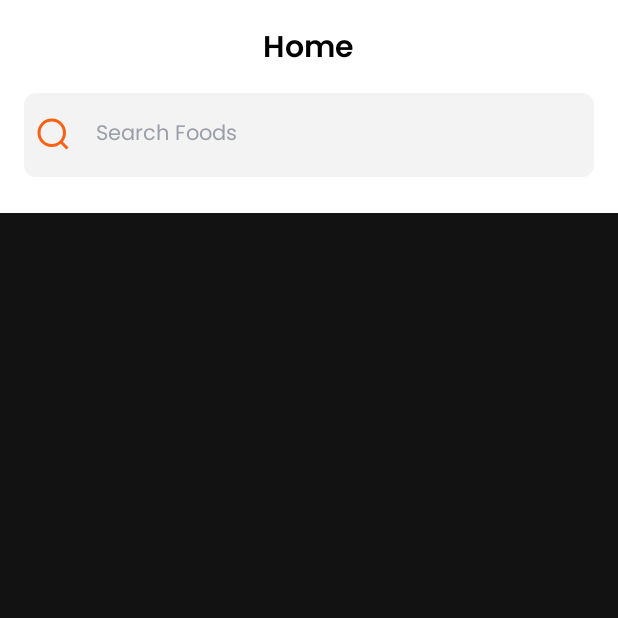
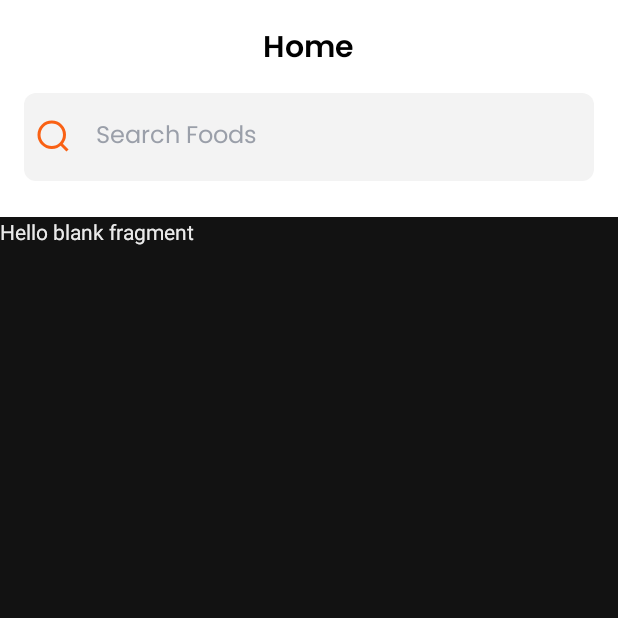
Before and after one commit to DickyArya01/masak.in, an Android app: the screen it shows after launch (MainActivity before the commit, HomeActivity after it), on a phone screen of 412 x 824 dp, the top half of it. Run offline under Robolectric (Android 15) with nearby library versions, the phone set to English and light mode, and no system bars.

Commit message:
add fragment
add home fragment

```diff
--- a/app/src/main/AndroidManifest.xml
+++ b/app/src/main/AndroidManifest.xml
@@ -13,7 +13,7 @@
         android:theme="@style/Theme.Masakin.NoActionBar"
         tools:targetApi="31">
         <activity
-            android:name=".MainActivity"
+            android:name=".home.HomeActivity"
             android:exported="true">
             <intent-filter>
                 <action android:name="android.intent.action.MAIN" />
--- a/app/src/main/java/com/dickyarya/masakin/MainActivity.kt
+++ /dev/null
@@ -1,40 +0,0 @@
-package com.dickyarya.masakin
-
-import androidx.appcompat.app.AppCompatActivity
-import android.os.Bundle
-import android.widget.TextView
-import androidx.appcompat.widget.Toolbar
-import com.dickyarya.masakin.constant.homeText
-import com.dickyarya.masakin.databinding.ActivityMainBinding
-
-class MainActivity : AppCompatActivity() {
-
-    private lateinit var binding: ActivityMainBinding
-
-    private lateinit var mToolbar: Toolbar
-    private lateinit var tvToolbarTitle: TextView
-
-
-    override fun onCreate(savedInstanceState: Bundle?) {
-        super.onCreate(savedInstanceState)
-        binding = ActivityMainBinding.inflate(layoutInflater)
-        val view = binding.root
-        setContentView(view)
-
-
-        setuptoolbar(homeText)
-
-    }
-
-    private fun setuptoolbar(title: String){
-        mToolbar = findViewById(R.id.home_toolbar)
-        tvToolbarTitle = findViewById(R.id.toolbar_title)
-
-        setSupportActionBar(mToolbar)
-
-        tvToolbarTitle.text = title
-
-    }
-
-
-}
--- /dev/null
+++ b/app/src/main/java/com/dickyarya/masakin/home/HomeActivity.kt
@@ -0,0 +1,56 @@
+package com.dickyarya.masakin.home
+
+import androidx.appcompat.app.AppCompatActivity
+import android.os.Bundle
+import android.widget.TextView
+import androidx.appcompat.widget.Toolbar
+import androidx.fragment.app.Fragment
+import com.dickyarya.masakin.R
+import com.dickyarya.masakin.constant.homeText
+import com.dickyarya.masakin.databinding.ActivityHomeBinding
+
+class HomeActivity : AppCompatActivity() {
+
+    private lateinit var binding: ActivityHomeBinding
+
+    private lateinit var mToolbar: Toolbar
+    private lateinit var tvToolbarTitle: TextView
+
+    private lateinit var homeFragment: HomeFragment
+
+
+    override fun onCreate(savedInstanceState: Bundle?) {
+        super.onCreate(savedInstanceState)
+        binding = ActivityHomeBinding.inflate(layoutInflater)
+        val view = binding.root
+        setContentView(view)
+
+
+        setuptoolbar(homeText)
+
+        homeFragment = HomeFragment()
+
+        addFragment(homeFragment)
+
+
+    }
+
+    private fun addFragment(fragment: Fragment) {
+        val fragmentManager = supportFragmentManager
+        val fragmentTransaction = fragmentManager.beginTransaction()
+        fragmentTransaction.add(R.id.fragmentContainer, fragment)
+        fragmentTransaction.commit()
+    }
+
+    private fun setuptoolbar(title: String){
+        mToolbar = findViewById(R.id.home_toolbar)
+        tvToolbarTitle = findViewById(R.id.toolbar_title)
+
+        setSupportActionBar(mToolbar)
+
+        tvToolbarTitle.text = title
+
+    }
+
+
+}
--- /dev/null
+++ b/app/src/main/java/com/dickyarya/masakin/home/HomeFragment.kt
@@ -0,0 +1,22 @@
+package com.dickyarya.masakin.home
+
+import android.os.Bundle
+import androidx.fragment.app.Fragment
+import android.view.LayoutInflater
+import android.view.View
+import android.view.ViewGroup
+import com.dickyarya.masakin.R
+import java.util.zip.Inflater
+
+class HomeFragment : Fragment() {
+    override fun onCreateView(
+        inflater: LayoutInflater,
+        container: ViewGroup?,
+        savedInstanceState: Bundle?
+    ): View? {
+        return inflater.inflate(R.layout.fragment_home, container, false)
+    }
+//    override fun onViewCreated(view: View, savedInstanceState: Bundle?) {
+//        super.onViewCreated(view, savedInstanceState)
+//    }
+}
--- a/app/src/main/res/layout/activity_main.xml
+++ b/app/src/main/res/layout/activity_home.xml
@@ -4,7 +4,7 @@
     xmlns:tools="http://schemas.android.com/tools"
     android:layout_width="match_parent"
     android:layout_height="match_parent"
-    tools:context=".MainActivity">
+    tools:context=".home.HomeActivity">
 
     <include
         android:id="@+id/home_toolbar"
@@ -13,4 +13,15 @@
         app:layout_constraintStart_toStartOf="parent"
         app:layout_constraintTop_toTopOf="parent" />
 
+    <fragment
+        android:id="@+id/fragmentContainer"
+        android:name="com.dickyarya.masakin.home.HomeFragment"
+        android:layout_width="match_parent"
+        android:layout_height="0dp"
+        app:layout_constraintBottom_toBottomOf="parent"
+        app:layout_constraintEnd_toEndOf="parent"
+        app:layout_constraintStart_toStartOf="parent"
+        app:layout_constraintTop_toBottomOf="@id/home_toolbar"
+        tools:layout="@layout/fragment_home" />
+
 </androidx.constraintlayout.widget.ConstraintLayout>
--- /dev/null
+++ b/app/src/main/res/layout/fragment_home.xml
@@ -0,0 +1,14 @@
+<?xml version="1.0" encoding="utf-8"?>
+<FrameLayout xmlns:android="http://schemas.android.com/apk/res/android"
+    xmlns:tools="http://schemas.android.com/tools"
+    android:layout_width="match_parent"
+    android:layout_height="match_parent"
+    tools:context=".home.HomeFragment">
+
+    <!-- TODO: Update blank fragment layout -->
+    <TextView
+        android:layout_width="match_parent"
+        android:layout_height="match_parent"
+        android:text="@string/hello_blank_fragment" />
+
+</FrameLayout>
--- a/app/src/main/res/layout/masakin_toolbar.xml
+++ b/app/src/main/res/layout/masakin_toolbar.xml
@@ -31,7 +31,7 @@
             android:background="@drawable/input_text"
             android:layout_marginBottom="24dp"
             android:fontFamily="@font/poppins_regular"
-            android:textSize="14sp"
+            android:textSize="16sp"
             android:textColor="@color/black"
             android:hint="@string/search_food_hint"
             android:textColorHint="@color/white_off_dark"
--- a/app/src/main/res/values/strings.xml
+++ b/app/src/main/res/values/strings.xml
@@ -2,4 +2,6 @@
     <string name="app_name">masak.in</string>
     <string name="toolbar_title">Toolbar</string>
     <string name="search_food_hint">Search Foods</string>
+    <!-- TODO: Remove or change this placeholder text -->
+    <string name="hello_blank_fragment">Hello blank fragment</string>
 </resources>
```
